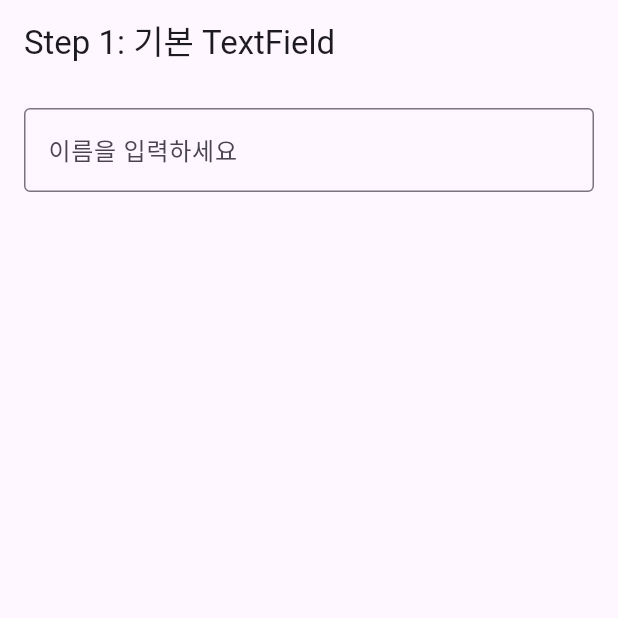
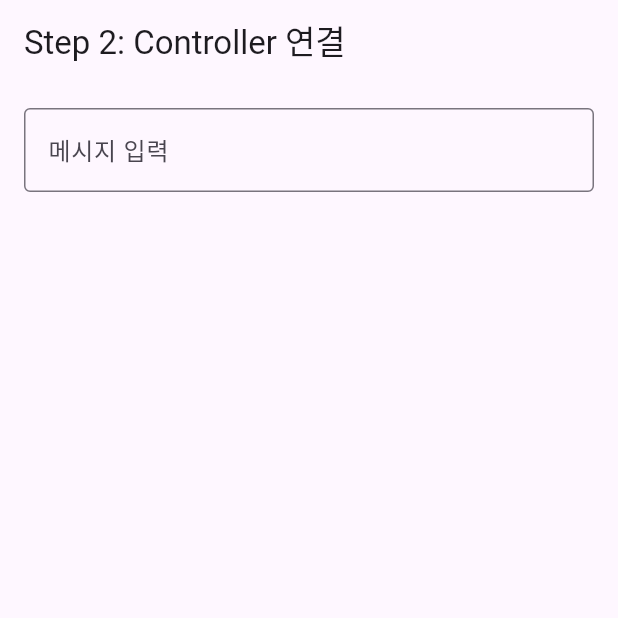
Before and after one commit to youngjin9145/flutterExample, a Flutter app: the screen it shows after launch, on a phone screen of 412 x 824 dp, the top half of it. Run offline on Flutter 3.47's test engine with Material 3 defaults, Android fonts, the phone set to English and light mode, and no system bars; accounts and stored records are empty.

Commit message:
feat: implement TextEditingController
- Create Step2Controller StatefulWidget
- Initialize TextEditingController
- Connect controller to TextField
- Add dispose() for memory management

```diff
--- a/TextfieldMasterclass/lib/main.dart
+++ b/TextfieldMasterclass/lib/main.dart
@@ -1,25 +1,48 @@
 import 'package:flutter/material.dart';
 
 void main() {
-  runApp(Step1Basic());
+  runApp(const MyApp());
 }
 
-class Step1Basic extends StatelessWidget {
+class MyApp extends StatelessWidget {
+  const MyApp({super.key});
+
   @override
   Widget build(BuildContext context) {
     return MaterialApp(
-      home: Scaffold(
-        appBar: AppBar(title: Text('Step 1: 기본 TextField')),
+      home: Step2Controller()
+    );
+  }
+}
+
+class Step2Controller extends StatefulWidget {
+  @override
+  _Step2ControllerState createState() => _Step2ControllerState();
+}
+
+class _Step2ControllerState extends State<Step2Controller> {
+  final TextEditingController _controller = TextEditingController();
+
+  @override
+  void dispose() {
+    _controller.dispose();
+    super.dispose();
+  }
+
+  @override
+  Widget build(BuildContext context) {
+    return Scaffold(
+      appBar: AppBar(title: Text('Step 2: Controller 연결')),
       body: Padding(
         padding: EdgeInsets.all(16),
         child: TextField(
+          controller: _controller,
           decoration: InputDecoration(
-              labelText: '이름을 입력하세요',
-              border: OutlineInputBorder(),
+            labelText: '메시지 입력',
+            border: OutlineInputBorder()
           ),
         ),
-        ),
-      ),
+      )
     );
   }
 }
```
Also changed, not shown: 1 other file. Lines whose indentation alone changed are shown as unchanged.
